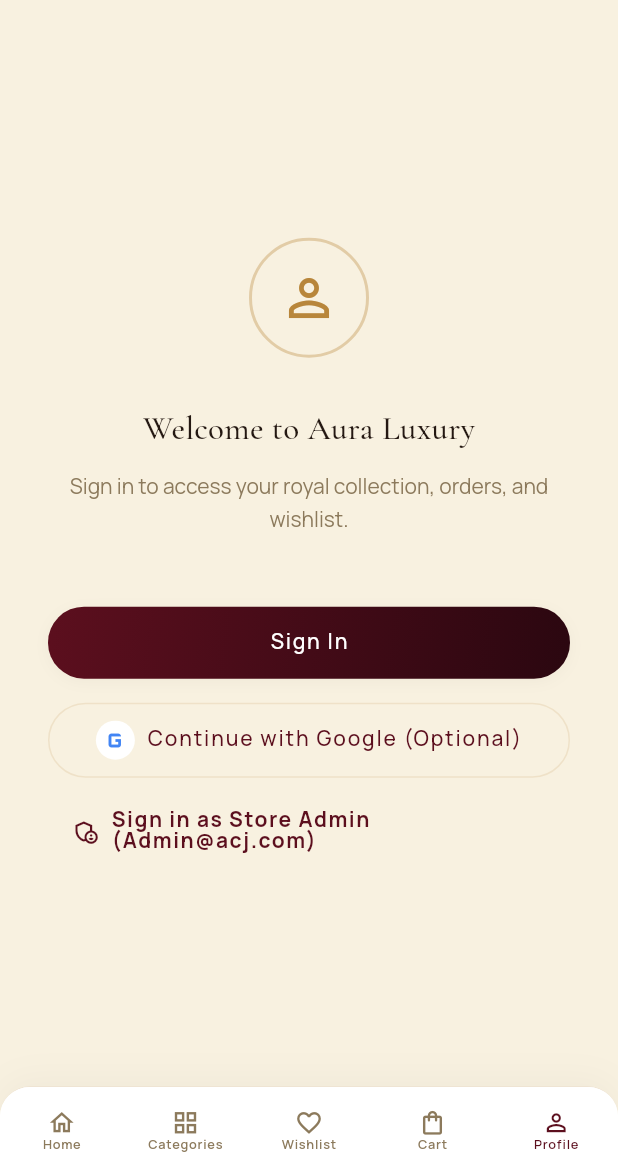
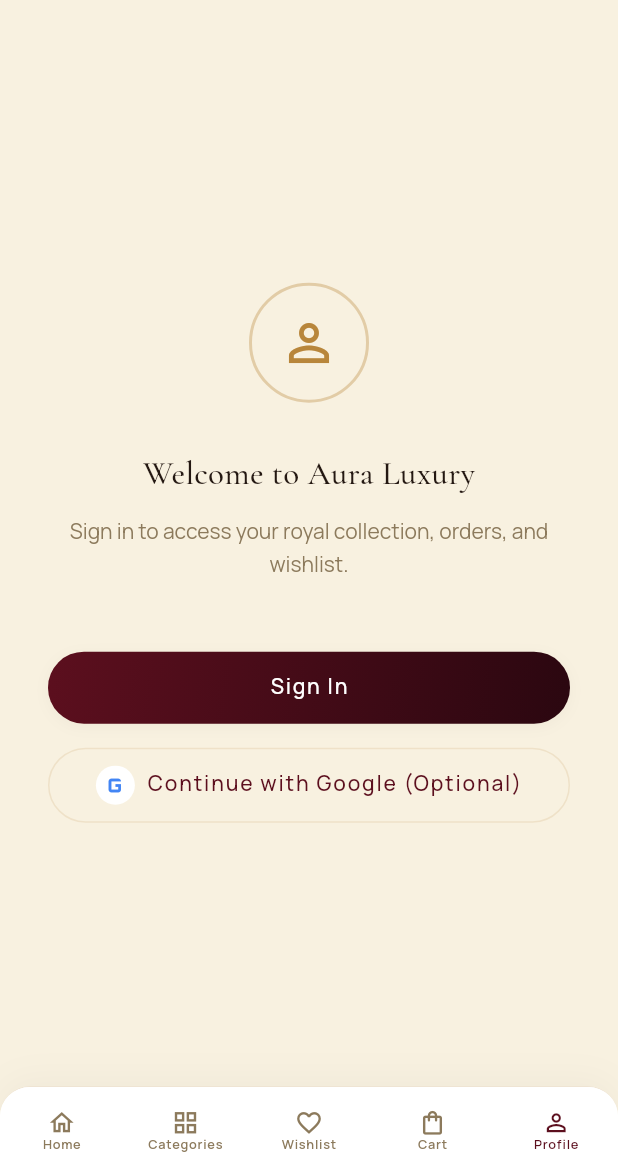
Before and after one commit to bhuvanprime/Aura_Jewelry, a Flutter app: the screen it shows after launch, item 5 of the bottom bar chosen, on a phone screen of 412 x 824 dp, the part 65-1236 px from its top. Run offline on Flutter 3.47's test engine with Material 3 defaults, Android fonts, the phone set to English and light mode, and no system bars; our stand-ins replace cached_network_image, cloud_firestore, equatable, firebase_auth, firebase_core, firebase_storage and 5 more; missing offline and left inert: encrypt; accounts and stored records are empty; network calls fail; statements that could not run were skipped.

Commit message:
feat: cleanly hide admin signs and shortcuts from customer UI while preserving AES-256 admin validation

```diff
--- a/lib/features/auth/presentation/screens/login_screen.dart
+++ b/lib/features/auth/presentation/screens/login_screen.dart
@@ -101,7 +101,6 @@
                             prefixIcon: Icons.person_outline,
                           ),
                           const SizedBox(height: 24),
-                          const SizedBox(height: 24),
                           SizedBox(
                             width: double.infinity,
                             child: ElevatedButton(
--- a/lib/features/profile/presentation/screens/profile_screen.dart
+++ b/lib/features/profile/presentation/screens/profile_screen.dart
@@ -9,6 +9,7 @@
 import '../../../auth/bloc/auth_event.dart';
 import '../../../auth/bloc/auth_state.dart';
 import '../../../admin/presentation/screens/admin_dashboard_screen.dart';
+import '../../../../core/crypto/admin_credentials.dart';
 
 class ProfileScreen extends StatelessWidget {
   const ProfileScreen({super.key});
@@ -136,20 +137,6 @@
                   context.read<AuthBloc>().add(AuthGoogleSignInRequested());
                 },
               ),
-            ),
-            const SizedBox(height: AppSpacing.sm),
-            TextButton.icon(
-              icon: const Icon(Icons.admin_panel_settings_outlined, color: AppColors.maroonDeep, size: 18),
-              label: const Text(
-                'Sign in as Store Admin (Admin@acj.com)',
-                style: TextStyle(color: AppColors.maroonDeep, fontWeight: FontWeight.bold),
-              ),
-              onPressed: () {
-                Navigator.push(
-                  context,
-                  AuraPageRoute(page: const _LoginScreen(defaultEmail: 'Admin@acj.com')),
-                );
-              },
             ),
           ],
         ),
@@ -450,7 +437,8 @@
         ),
         const SizedBox(height: AppSpacing.xxl * 2),
 
-        // Admin Portal Quick Tile
+        // Admin Portal Quick Tile (Only visible to Master Admin)
+        if (AdminCredentials.isAdminEmail(userIdentifier))
           Container(
             margin: const EdgeInsets.only(bottom: AppSpacing.lg),
             decoration: BoxDecoration(
```
Also changed, not shown: lib/core/firebase/firebase_service.dart (+9 -6 lines). Lines whose indentation alone changed are shown as unchanged.
